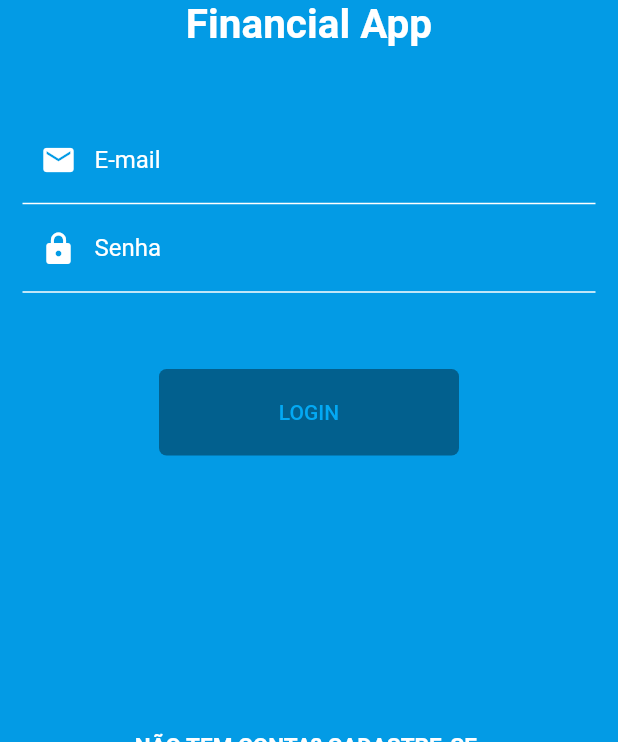
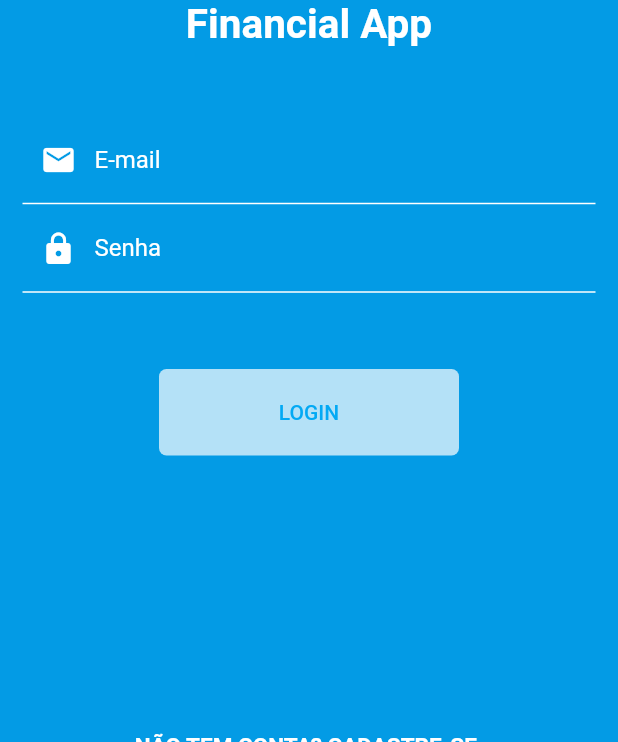
Before and after one commit to felipegabriel1942/personal-expenses-app-flutter, a Flutter app: the screen it shows after launch, on a phone screen of 412 x 824 dp, the part 494-1236 px from its top. Run offline on Flutter 3.47's test engine with Material 2 defaults, Android fonts, the phone set to English and light mode, and no system bars; our stand-ins replace flushbar, flutter_mobx, mobx; generated files the repository leaves out were written again.

Commit message:
Creating expenses screens

```diff
--- a/lib/main.dart
+++ b/lib/main.dart
@@ -1,5 +1,8 @@
 import 'package:flutter/material.dart';
 import 'package:personal_expenses_app/utils/app_routes.dart';
+import 'package:personal_expenses_app/views/expenses/expenses_form_screen.dart';
+import 'package:personal_expenses_app/views/expenses/expenses_screen.dart';
+import 'package:personal_expenses_app/views/home/home_screen.dart';
 import 'package:personal_expenses_app/views/login/login_screen.dart';
 
 void main() {
@@ -16,7 +19,10 @@ class MyApp extends StatelessWidget {
         visualDensity: VisualDensity.adaptivePlatformDensity,
       ),
       routes: {
-        AppRoutes.LOGIN:(ctx) => LoginScreen()
+        AppRoutes.LOGIN: (ctx) => LoginScreen(),
+        AppRoutes.HOME: (ctx) => HomeScreen(),
+        AppRoutes.EXPENSES: (ctx) => ExpensesScreen(),
+        AppRoutes.EXPENSES_FORM: (ctx) => ExpensesFormScreen()
       },
     );
   }
--- a/lib/stores/login/login_store.dart
+++ b/lib/stores/login/login_store.dart
@@ -57,12 +57,16 @@ abstract class _LoginStoreBase with Store {
   @observable
   bool isBusy = false;
 
+  @observable
+  bool logged = false;
+
   @action
   Future<void> _signUp() async {
     isBusy = true;
 
     try{
       await UserRepository().signup(email, password);
+      error = null;
     } catch(e) {
       error = e;
     } finally {
@@ -76,6 +80,8 @@ abstract class _LoginStoreBase with Store {
 
     try{
       await UserRepository().login(email, password);
+      logged = true;
+      error = null;
     } catch(e) {
       error = e;
     } finally {
--- a/lib/utils/app_routes.dart
+++ b/lib/utils/app_routes.dart
@@ -1,3 +1,6 @@
 class AppRoutes {
   static const LOGIN = '/';
+  static const HOME = '/home';
+  static const EXPENSES = '/expenses';
+  static const EXPENSES_FORM = '/expenses-form';
 }
--- a/lib/views/login/components/login_text_form_field.dart
+++ b/lib/views/login/components/login_text_form_field.dart
@@ -14,6 +14,7 @@ class LoginTextFormField extends StatelessWidget {
       child: TextFormField(
         style: TextStyle(color: Colors.white),
         onChanged: onChanged,
+        cursorColor: Colors.white,
         decoration: InputDecoration(
           prefixIcon: Icon(
             icon,
--- a/lib/views/login/login_screen.dart
+++ b/lib/views/login/login_screen.dart
@@ -3,6 +3,7 @@ import 'package:flutter/material.dart';
 import 'package:flutter_mobx/flutter_mobx.dart';
 import 'package:mobx/mobx.dart';
 import 'package:personal_expenses_app/stores/login/login_store.dart';
+import 'package:personal_expenses_app/utils/app_routes.dart';
 import 'package:personal_expenses_app/views/login/components/login_text_form_field.dart';
 
 class LoginScreen extends StatefulWidget {
@@ -20,6 +21,11 @@ class _LoginScreenState extends State<LoginScreen> {
     _disposers.add(
       autorun(
         (_) {
+
+          if (loginStore.logged) {
+            Navigator.of(context).pushReplacementNamed(AppRoutes.HOME);
+          }
+
           if (loginStore.error != null) {
             Flushbar(
               message: loginStore.error,
@@ -33,7 +39,9 @@ class _LoginScreenState extends State<LoginScreen> {
 
   @override
   void dispose() {
-    _disposers.forEach((disposer) => disposer());
+    _disposers.forEach(
+      (disposer) => disposer(),
+    );
     super.dispose();
   }
 
@@ -105,10 +113,10 @@ class _LoginScreenState extends State<LoginScreen> {
                   ),
                 );
               }),
-              if(!_isLanscape)
-              const SizedBox(
-                height: 15,
-              ),
+              if (!_isLanscape)
+                const SizedBox(
+                  height: 15,
+                ),
               Observer(builder: (_) {
                 return Container(
                   width: 200,
@@ -117,6 +125,7 @@ class _LoginScreenState extends State<LoginScreen> {
                     elevation: 6,
                     onPressed: loginStore.pressAuthButton,
                     color: Colors.white,
+                    disabledColor: Colors.white70,
                     shape: RoundedRectangleBorder(
                       borderRadius: BorderRadius.circular(5),
                     ),
```
Also changed, not shown: lib/components/app_drawer.dart (added, +46 -0 lines), lib/views/expenses/expenses_form_screen.dart (added, +18 -0 lines), lib/views/expenses/expenses_screen.dart (added, +25 -0 lines), lib/views/home/home_screen.dart (added, +15 -0 lines), lib/stores/login/login_store.g.dart.
